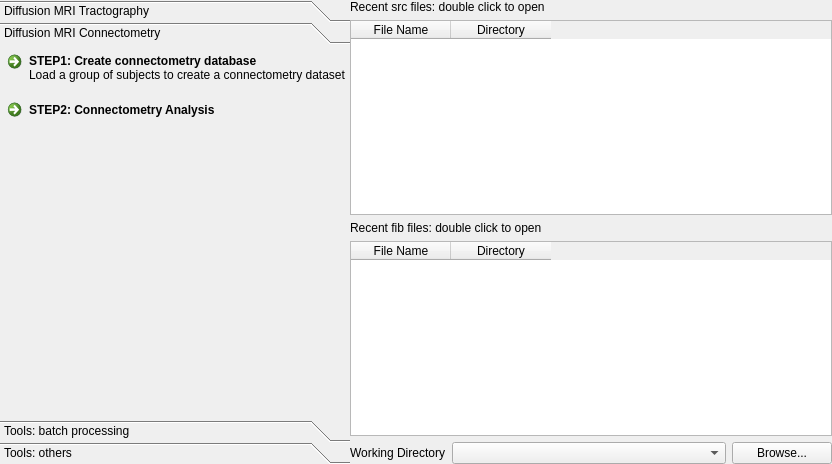
Old version of the form mainwindow.ui in the repository frankyeh/DSI-Studio.
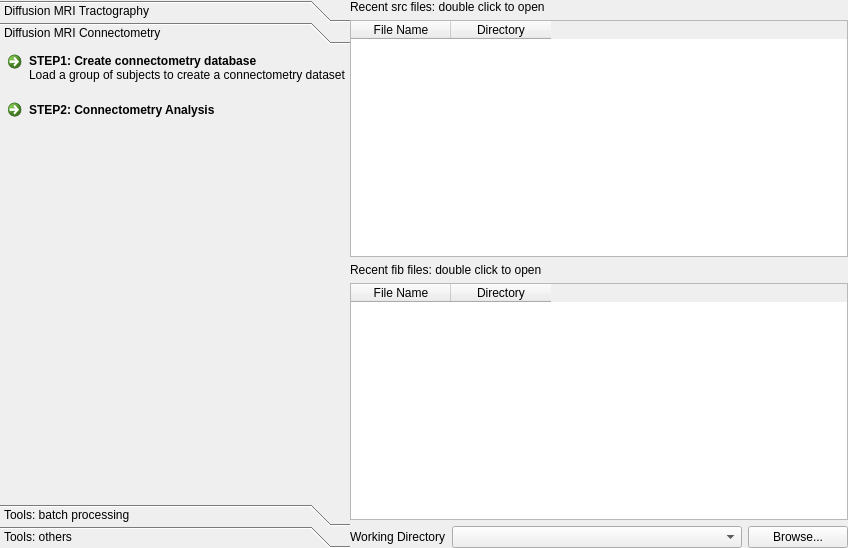
New version of the form. The open tabs and pages were chosen to show the change. Icons and pictures are not drawn.

Commit message: [GUI] windows layout change

```diff
--- a/mainwindow.ui
+++ b/mainwindow.ui
@@ -6,8 +6,8 @@
    <rect>
     <x>0</x>
     <y>0</y>
-    <width>832</width>
-    <height>464</height>
+    <width>848</width>
+    <height>548</height>
    </rect>
   </property>
   <property name="font">
@@ -141,8 +141,8 @@
         <rect>
          <x>0</x>
          <y>0</y>
-         <width>350</width>
-         <height>368</height>
+         <width>310</width>
+         <height>160</height>
         </rect>
        </property>
        <attribute name="label">
```
Left out of the diff: 10 changed lines with no effect on the pictures. The commit also changes 2 other files.
